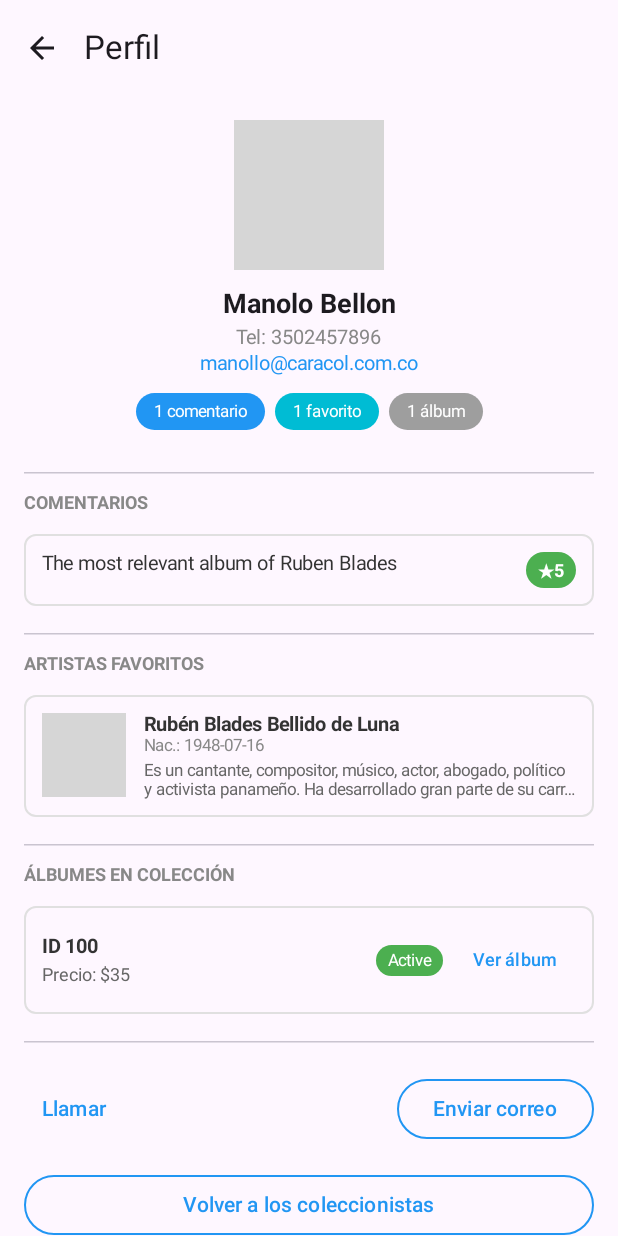
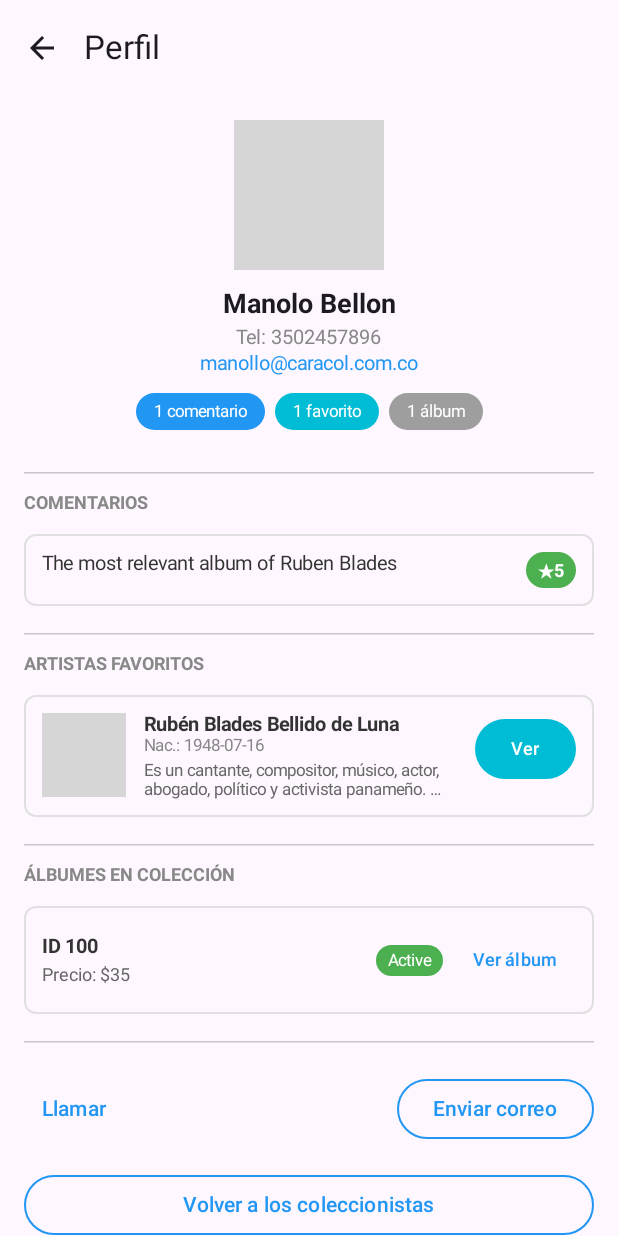
Before and after one commit to dani-sie/MISW4203-Aplicaciones_Moviles_G13, an Android app built with Jetpack Compose: the @Preview function CollectorDetailScreenPreview, on a phone screen of 412 x 824 dp. Run offline under Robolectric (Android 15) with nearby library versions, the phone set to English and light mode, and no system bars; our stand-ins replace Room's generated code; pictures from the network do not load; grey boxes are pictures that could not be loaded.

Commit message:
feat: Add navigation to home from list screens and album navigation from collector detail

```diff
--- a/android-app/app/src/main/kotlin/com/uniandes/vinylhub/presentation/ui/screens/AlbumDetailScreen.kt
+++ b/android-app/app/src/main/kotlin/com/uniandes/vinylhub/presentation/ui/screens/AlbumDetailScreen.kt
@@ -483,14 +483,12 @@ fun AlbumDetailContent(
             }
 
             // Back to catalog button
-            Button(
+            androidx.compose.material3.OutlinedButton(
                 onClick = onBackClick,
                 modifier = Modifier
                     .fillMaxWidth()
                     .padding(vertical = 8.dp),
-                colors = androidx.compose.material3.ButtonDefaults.buttonColors(
-                    containerColor = Color.Transparent
-                )
+                border = BorderStroke(1.dp, Color(0xFF1976D2))
             ) {
                 Text("Volver al catálogo", color = Color(0xFF1976D2))
             }
--- a/android-app/app/src/main/kotlin/com/uniandes/vinylhub/presentation/ui/screens/CollectorDetailScreen.kt
+++ b/android-app/app/src/main/kotlin/com/uniandes/vinylhub/presentation/ui/screens/CollectorDetailScreen.kt
@@ -58,7 +58,9 @@ import com.uniandes.vinylhub.presentation.viewmodel.CollectorViewModel
 fun CollectorDetailScreen(
     collectorId: Int,
     viewModel: CollectorViewModel?,
-    onBackClick: () -> Unit
+    onBackClick: () -> Unit,
+    onArtistClick: (Int) -> Unit = {},
+    onAlbumClick: (Int) -> Unit = {}
 ) {
     val collector = remember { mutableStateOf<Collector?>(null) }
     val isLoading = remember { mutableStateOf(true) }
@@ -125,6 +127,8 @@ fun CollectorDetailScreen(
                 CollectorDetailContent(
                     collector = collector.value!!,
                     onBackClick = onBackClick,
+                    onArtistClick = onArtistClick,
+                    onAlbumClick = onAlbumClick,
                     modifier = Modifier.padding(paddingValues)
                 )
             }
@@ -136,6 +140,8 @@ fun CollectorDetailScreen(
 fun CollectorDetailContent(
     collector: Collector,
     onBackClick: () -> Unit,
+    onArtistClick: (Int) -> Unit,
+    onAlbumClick: (Int) -> Unit,
     modifier: Modifier = Modifier
 ) {
     LazyColumn(
@@ -360,6 +366,17 @@ fun CollectorDetailContent(
                                 )
                             }
                         }
+
+                        // Ver button
+                        Button(
+                            onClick = { onArtistClick(performer.id) },
+                            colors = androidx.compose.material3.ButtonDefaults.buttonColors(
+                                containerColor = Color(0xFF00BCD4)
+                            ),
+                            modifier = Modifier.padding(start = 8.dp)
+                        ) {
+                            Text("Ver", fontSize = 12.sp)
+                        }
                     }
                 }
             }
@@ -431,7 +448,7 @@ fun CollectorDetailContent(
                             }
                             // Ver álbum link
                             TextButton(
-                                onClick = { /* TODO: Navigate to album */ }
+                                onClick = { onAlbumClick(album.id) }
                             ) {
                                 Text(
                                     text = "Ver álbum",
@@ -568,6 +585,6 @@ fun CollectorDetailScreenPreview() {
             )
         }
     ) { paddingValues ->
-        CollectorDetailContent(collector = sampleCollector, onBackClick = {}, modifier = Modifier.padding(paddingValues))
+        CollectorDetailContent(collector = sampleCollector, onBackClick = {}, onArtistClick = {}, onAlbumClick = {}, modifier = Modifier.padding(paddingValues))
     }
 }
```
Also changed, not shown: android-app/app/src/main/kotlin/com/uniandes/vinylhub/presentation/MainActivity.kt (+24 -0 lines), android-app/app/src/main/kotlin/com/uniandes/vinylhub/presentation/ui/screens/AlbumListScreen.kt (+13 -1 lines), android-app/app/src/main/kotlin/com/uniandes/vinylhub/presentation/ui/screens/ArtistDetailScreen.kt (+16 -2 lines), android-app/app/src/main/kotlin/com/uniandes/vinylhub/presentation/ui/screens/ArtistListScreen.kt (+13 -1 lines), android-app/app/src/main/kotlin/com/uniandes/vinylhub/presentation/ui/screens/CollectorListScreen.kt (+13 -1 lines).
